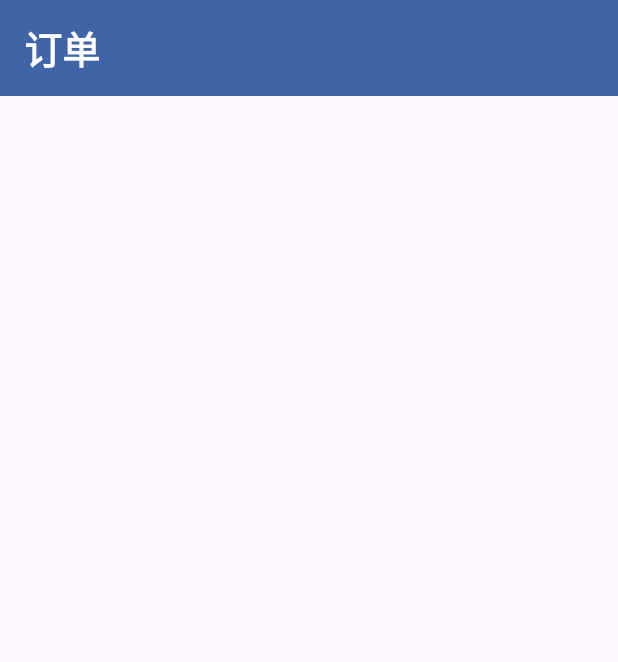
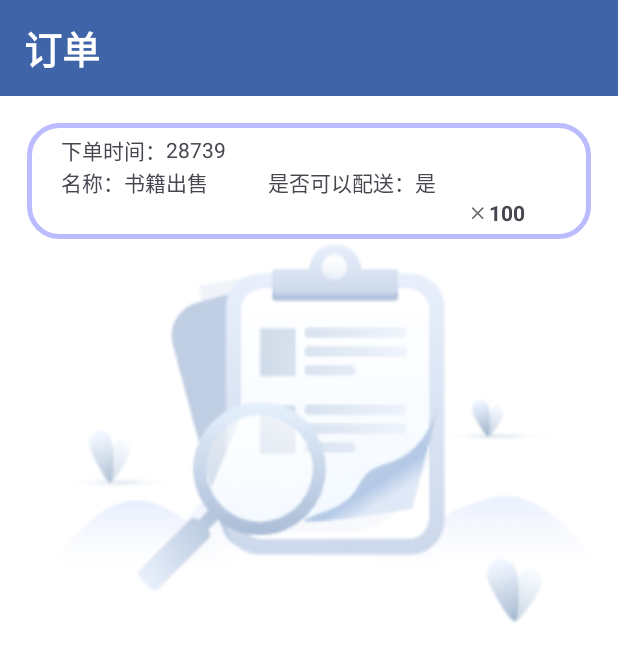
Before and after one commit to 111Jessica111/My_Application, an Android app: the layout fragment_order.xml on its own in the app's theme, with its tools: preview values and no code run, on a phone screen of 412 x 824 dp. Shown: the top 662 px of the screen. Run offline under Robolectric (Android 15) with nearby library versions, the phone set to English and light mode, and no system bars.

Commit message:
订单数据库搭建，及UI

```diff
--- a/app/src/main/java/com/example/myapplication/adapter/ShopCarListAdapter.java
+++ b/app/src/main/java/com/example/myapplication/adapter/ShopCarListAdapter.java
@@ -13,7 +13,6 @@ import androidx.recyclerview.widget.RecyclerView;
 import com.example.myapplication.R;
 import com.example.myapplication.entity.Shopcarinfo;
 
-import java.security.PublicKey;
 import java.util.ArrayList;
 import java.util.List;
 
--- /dev/null
+++ b/app/src/main/res/drawable/list.xml
@@ -0,0 +1,6 @@
+<?xml version="1.0" encoding="utf-8"?>
+<shape xmlns:android="http://schemas.android.com/apk/res/android">
+    <solid android:color="@color/white"/>
+    <stroke android:color="@color/grey_3" android:width="3dp"/>
+    <corners android:radius="20dp"/>
+</shape>
--- a/app/src/main/res/layout/fragment_order.xml
+++ b/app/src/main/res/layout/fragment_order.xml
@@ -1,10 +1,16 @@
 <?xml version="1.0" encoding="utf-8"?>
-<LinearLayout xmlns:android="http://schemas.android.com/apk/res/android"
+<androidx.appcompat.widget.LinearLayoutCompat xmlns:android="http://schemas.android.com/apk/res/android"
     xmlns:tools="http://schemas.android.com/tools"
     android:layout_width="match_parent"
-    android:layout_height="match_parent"
+    android:layout_height="655dp"
     xmlns:app="http://schemas.android.com/apk/res-auto"
-    tools:context=".fragment.OrderFragment">
+    tools:context=".fragment.OrderFragment"
+    android:background="@mipmap/img_1">
+
+    <androidx.appcompat.widget.LinearLayoutCompat
+        android:layout_width="match_parent"
+        android:orientation="vertical"
+        android:layout_height="match_parent">
 
         <!-- TODO: Update blank fragment layout -->
         <androidx.appcompat.widget.Toolbar
@@ -19,6 +25,25 @@
                 android:textSize="25dp"
                 android:textStyle="bold"
                 android:textColor="@color/white"/>
+        </androidx.appcompat.widget.Toolbar>
 
-    </androidx.appcompat.widget.Toolbar>
+        <!-- res/layout/activity_checkout.xml -->
+        <LinearLayout
+            xmlns:android="http://schemas.android.com/apk/res/android"
+            android:layout_width="match_parent"
+            android:layout_height="match_parent"
+            android:orientation="vertical"
+            android:padding="16dp">
+
+            <androidx.recyclerview.widget.RecyclerView
+                android:id="@+id/recycler_order_items"
+                app:layoutManager="androidx.recyclerview.widget.LinearLayoutManager"
+                android:layout_width="match_parent"
+                android:layout_height="wrap_content"
+                tools:listitem="@layout/order_list"/>
+
         </LinearLayout>
+    </androidx.appcompat.widget.LinearLayoutCompat>
+
+
+</androidx.appcompat.widget.LinearLayoutCompat>
--- /dev/null
+++ b/app/src/main/res/layout/order_list.xml
@@ -0,0 +1,105 @@
+<?xml version="1.0" encoding="utf-8"?>
+<androidx.appcompat.widget.LinearLayoutCompat xmlns:android="http://schemas.android.com/apk/res/android"
+    android:layout_width="match_parent"
+    android:layout_height="match_parent">
+
+    <androidx.appcompat.widget.LinearLayoutCompat
+        android:layout_width="match_parent"
+        android:layout_height="wrap_content"
+        android:layout_margin="2dp"
+        android:background="@drawable/list">
+
+        <androidx.appcompat.widget.LinearLayoutCompat
+            android:layout_margin="7dp"
+            android:layout_width="match_parent"
+            android:layout_height="match_parent"
+            android:orientation="horizontal">
+
+            <androidx.appcompat.widget.LinearLayoutCompat
+                android:layout_width="wrap_content"
+                android:layout_height="match_parent"
+                android:layout_marginLeft="15dp"
+                android:orientation="vertical">
+
+                <LinearLayout
+                    android:layout_width="wrap_content"
+                    android:layout_height="wrap_content"
+                    android:orientation="horizontal">
+                    <TextView
+                        android:layout_width="wrap_content"
+                        android:layout_height="wrap_content"
+                        android:text="下单时间："/>
+
+                    <TextView
+                        android:id="@+id/product_money"
+                        android:layout_width="wrap_content"
+                        android:layout_height="wrap_content"
+                        android:text="28739"
+                        android:layout_gravity="center_vertical"
+                        android:textStyle="normal"/>
+                </LinearLayout>
+
+                <LinearLayout
+                    android:layout_width="wrap_content"
+                    android:layout_height="wrap_content">
+                    <LinearLayout
+                        android:layout_width="wrap_content"
+                        android:layout_height="wrap_content"
+                        android:orientation="horizontal">
+
+                        <TextView
+                            android:layout_width="wrap_content"
+                            android:layout_height="wrap_content"
+                            android:text="名称："/>
+
+                        <TextView
+                            android:id="@+id/product_title"
+                            android:layout_width="wrap_content"
+                            android:layout_height="wrap_content"
+                            android:text="@string/book_0_title"
+                            android:singleLine="true"
+                            android:textStyle="normal"/>
+                    </LinearLayout>
+
+                        <TextView
+                            android:id="@+id/product_delivery"
+                            android:layout_width="match_parent"
+                            android:layout_height="wrap_content"
+                            android:text="@string/book_0_delivery"
+                            android:textStyle="normal"
+                            android:layout_marginLeft="40dp"/>
+
+                </LinearLayout>
+
+                <androidx.appcompat.widget.LinearLayoutCompat
+                    android:layout_width="wrap_content"
+                    android:layout_height="wrap_content"
+                    android:layout_marginLeft="270dp">
+                    <TextView
+                        android:id="@+id/tv_subtract"
+                        android:layout_width="15dp"
+                        android:layout_height="15dp"
+                        android:layout_gravity="center_vertical"
+                        android:gravity="center"
+                        android:text="✕"
+                        android:textColor="@color/grey"
+                        android:textSize="10dp"
+                        android:textStyle="bold"/>
+
+                    <TextView
+                        android:id="@+id/product_count"
+                        android:layout_width="wrap_content"
+                        android:layout_height="20dp"
+                        android:layout_gravity="center_vertical"
+                        android:text="100"
+                        android:textStyle="bold"/>
+
+                </androidx.appcompat.widget.LinearLayoutCompat>
+
+            </androidx.appcompat.widget.LinearLayoutCompat>
+
+        </androidx.appcompat.widget.LinearLayoutCompat>
+
+    </androidx.appcompat.widget.LinearLayoutCompat>
+
+</androidx.appcompat.widget.LinearLayoutCompat>
--- a/app/src/main/res/values/strings.xml
+++ b/app/src/main/res/values/strings.xml
@@ -25,7 +25,6 @@
     <string name="final_sum">结算</string>
 
 
-
     <string name="book_0_title">书籍出售</string>
     <string name="book_0_money">5r/本</string>
     <string name="book_0_delivery">是否可以配送：是</string>
```
Also changed, not shown: app/src/main/AndroidManifest.xml (+7 -4 lines), app/src/main/java/com/example/myapplication/db/OrderDbHelper.java (added, +74 -0 lines), app/src/main/java/com/example/myapplication/db/ShopcarDbHelper.java (+6 -13 lines), app/src/main/java/com/example/myapplication/fragment/ShopcarFragment.java (+13 -2 lines), app/src/main/res/mipmap-xxhdpi/img_1.png, app/src/main/res/mipmap-xxhdpi/none.png (added). Lines whose indentation alone changed are shown as unchanged.
